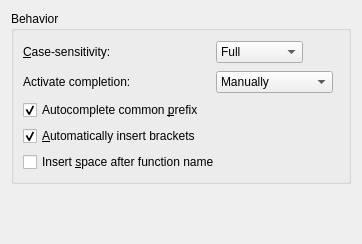
First picture: the form in src/plugins/cpptools/completionsettingspage.ui, repository qt-creator/qt-creator, before the edit.
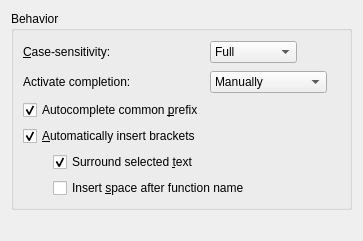
Second picture: the form after the edit.

Commit message:
Editor: New option for surrounding auto brackets
Notice that this option already existed in the auto completer. However,
from the user perspective it was synchronized with auto insert brackets.

Task-number: QTCREATORBUG-5835

The edit to the form file:
```diff
--- a/src/plugins/cpptools/completionsettingspage.ui
+++ b/src/plugins/cpptools/completionsettingspage.ui
@@ -6,8 +6,8 @@
    <rect>
     <x>0</x>
     <y>0</y>
-    <width>359</width>
-    <height>244</height>
+    <width>363</width>
+    <height>241</height>
    </rect>
   </property>
   <layout class="QVBoxLayout" name="verticalLayout">
@@ -27,7 +27,7 @@
         </property>
        </widget>
       </item>
-      <item row="0" column="2">
+      <item row="0" column="1">
        <widget class="QComboBox" name="caseSensitivity">
         <property name="sizePolicy">
          <sizepolicy hsizetype="Preferred" vsizetype="Fixed">
@@ -52,7 +52,7 @@
         </item>
        </widget>
       </item>
-      <item row="0" column="3" colspan="2">
+      <item row="0" column="2" colspan="2">
        <spacer name="horizontalSpacer">
         <property name="orientation">
          <enum>Qt::Horizontal</enum>
@@ -65,14 +65,14 @@
         </property>
        </spacer>
       </item>
-      <item row="1" column="0" colspan="2">
+      <item row="1" column="0">
        <widget class="QLabel" name="completionTriggerLabel">
         <property name="text">
          <string>Activate completion:</string>
         </property>
        </widget>
       </item>
-      <item row="1" column="2" colspan="2">
+      <item row="1" column="1" colspan="2">
        <widget class="QComboBox" name="completionTrigger">
         <item>
          <property name="text">
@@ -91,7 +91,7 @@
         </item>
        </widget>
       </item>
-      <item row="1" column="4">
+      <item row="1" column="3">
        <spacer name="horizontalSpacer_3">
         <property name="orientation">
          <enum>Qt::Horizontal</enum>
@@ -104,29 +104,6 @@
         </property>
        </spacer>
       </item>
-      <item row="3" column="0" colspan="3">
-       <widget class="QCheckBox" name="autoInsertBrackets">
-        <property name="toolTip">
-         <string>Automatically insert brackets and semicolons when appropriate.</string>
-        </property>
-        <property name="text">
-         <string>&amp;Automatically insert brackets</string>
-        </property>
-        <property name="checked">
-         <bool>true</bool>
-        </property>
-       </widget>
-      </item>
-      <item row="5" column="0" colspan="3">
-       <widget class="QCheckBox" name="spaceAfterFunctionName">
-        <property name="enabled">
-         <bool>true</bool>
-        </property>
-        <property name="text">
-         <string>Insert &amp;space after function name</string>
-        </property>
-       </widget>
-      </item>
       <item row="2" column="0">
        <widget class="QCheckBox" name="partiallyComplete">
         <property name="toolTip">
@@ -140,6 +117,82 @@
         </property>
        </widget>
       </item>
+      <item row="3" column="0">
+       <widget class="QCheckBox" name="autoInsertBrackets">
+        <property name="toolTip">
+         <string>Automatically insert brackets and semicolons when appropriate.</string>
+        </property>
+        <property name="text">
+         <string>&amp;Automatically insert brackets</string>
+        </property>
+        <property name="checked">
+         <bool>true</bool>
+        </property>
+       </widget>
+      </item>
+      <item row="4" column="0">
+       <layout class="QHBoxLayout" name="horizontalLayout">
+        <item>
+         <spacer name="horizontalSpacer_2">
+          <property name="orientation">
+           <enum>Qt::Horizontal</enum>
+          </property>
+          <property name="sizeType">
+           <enum>QSizePolicy::Fixed</enum>
+          </property>
+          <property name="sizeHint" stdset="0">
+           <size>
+            <width>30</width>
+            <height>20</height>
+           </size>
+          </property>
+         </spacer>
+        </item>
+        <item>
+         <widget class="QCheckBox" name="surroundSelectedText">
+          <property name="toolTip">
+           <string>Automatically surround text selections with brackets.</string>
+          </property>
+          <property name="text">
+           <string>Surround selected &amp;text</string>
+          </property>
+          <property name="checked">
+           <bool>true</bool>
+          </property>
+         </widget>
+        </item>
+       </layout>
+      </item>
+      <item row="5" column="0" colspan="2">
+       <layout class="QHBoxLayout" name="horizontalLayout_2">
+        <item>
+         <spacer name="horizontalSpacer_4">
+          <property name="orientation">
+           <enum>Qt::Horizontal</enum>
+          </property>
+          <property name="sizeType">
+           <enum>QSizePolicy::Fixed</enum>
+          </property>
+          <property name="sizeHint" stdset="0">
+           <size>
+            <width>30</width>
+            <height>20</height>
+           </size>
+          </property>
+         </spacer>
+        </item>
+        <item>
+         <widget class="QCheckBox" name="spaceAfterFunctionName">
+          <property name="enabled">
+           <bool>true</bool>
+          </property>
+          <property name="text">
+           <string>Insert &amp;space after function name</string>
+          </property>
+         </widget>
+        </item>
+       </layout>
+      </item>
      </layout>
     </widget>
    </item>
```
Left out of the diff: 24 changed lines with no effect on the pictures. The commit also changes 4 other files.
